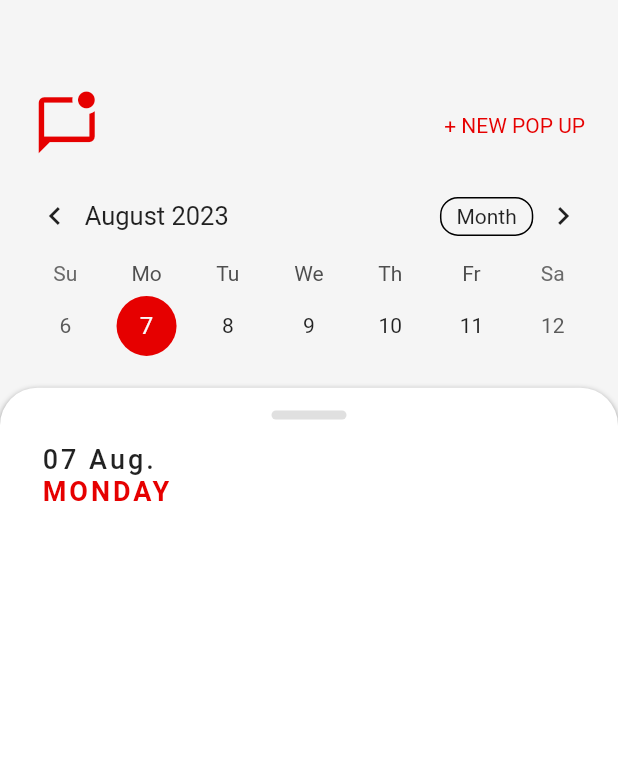
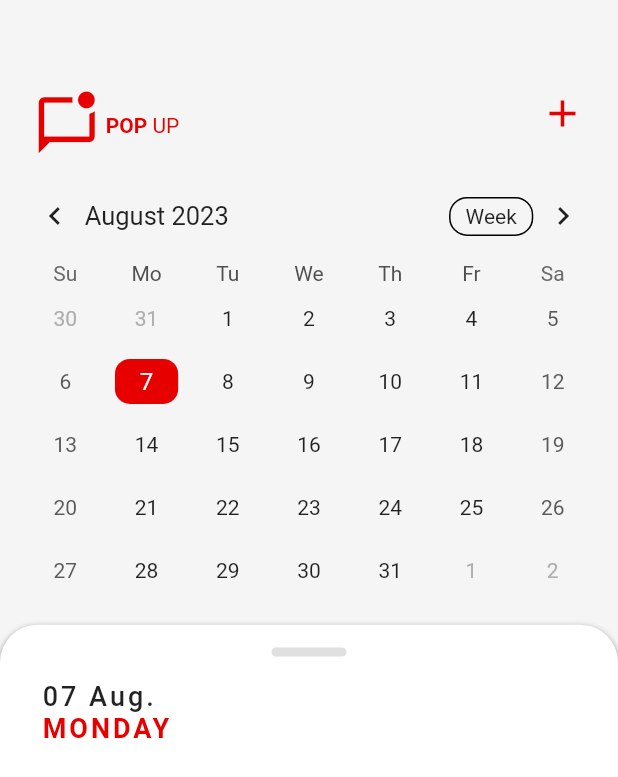
Before and after one commit to AyaSafan/pop_up, a Flutter app: the screen it shows after launch, on a phone screen of 412 x 824 dp. Shown: the top 777 px of the screen. Run offline on Flutter 3.47's test engine with Material 2 defaults, Android fonts, the phone set to English and light mode, and no system bars; drawn by our look-alikes of table_calendar; our stand-ins replace flutter_local_notifications, flutter_timezone, timezone.

Commit message:
change appbar look

```diff
--- a/lib/pages/home.dart
+++ b/lib/pages/home.dart
@@ -20,7 +20,7 @@ class MyHomePage extends StatefulWidget {
 }
 
 class _MyHomePageState extends State<MyHomePage> {
-  CalendarFormat _calendarFormat = CalendarFormat.week;
+  CalendarFormat _calendarFormat = CalendarFormat.month;
   DateTime _focusedDay = DateTime.now();
   DateTime _selectedDay = DateTime.now();
 
@@ -102,8 +102,15 @@ class _MyHomePageState extends State<MyHomePage> {
             padding: EdgeInsets.symmetric(horizontal: getProportionateScreenWidth(20)),
             child:  Row(
               mainAxisAlignment: MainAxisAlignment.spaceBetween,
+              crossAxisAlignment: CrossAxisAlignment.start,
               children: [
-                const Icon(Icons.mark_chat_unread_outlined, color: MyColors.red, size: 45),
+                const Row(
+                  children: [
+                    Icon(Icons.mark_chat_unread_outlined, color: MyColors.red, size: 45),
+                    Text(' POP', style: TextStyle(color: MyColors.red, fontSize: 14, fontWeight: FontWeight.bold),),
+                    Text(' UP', style: TextStyle(color: MyColors.red, fontSize: 14),)
+                  ],
+                ),
                 InkWell(
                     onTap: ()async{
                      await Navigator.pushNamed(context, '/add_notification');
@@ -114,43 +121,12 @@ class _MyHomePageState extends State<MyHomePage> {
                       });
 
                       },
-                    child: const Text('+ NEW POP UP', style: TextStyle(color: MyColors.red, fontSize: 14, ),)
+                    child: Icon(Icons.add, size:  30, color: MyColors.red,)
                 )
               ],
             ),
           ),
           SizedBox(height: getProportionateScreenHeight(10)),
-          /*AppBar(
-            toolbarHeight: 70,
-            title: Row(
-              children: [
-                Padding(
-                  padding: EdgeInsets.symmetric(horizontal: getProportionateScreenWidth(10)),
-                  child: const Icon(Icons.mark_chat_unread_outlined, color: MyColors.red, size: 45),
-                ),
-                Text('+ NEW \nPOP UP', style: TextStyle(color: MyColors.red, fontSize: 14, ),)
-              ],
-            ),
-            /*actions: [
-              IconButton(
-                  onPressed:(){
-                    //showAddBottomSheet(context);
-                    Navigator.pushNamed(context, '/add_notification');
-                  },
-                  icon: const Icon(
-                      Icons.add,
-                      color: MyColors.red,
-                      size: 30
-                  )
-              ),
-              const SizedBox(width: 8,)
-            ],*/
-            elevation: 0.0,
-            backgroundColor: Colors.grey.shade100,
-            iconTheme: const IconThemeData(
-              color: MyColors.black26,
-            ),
-          ),*/
           Container(
             padding: EdgeInsets.symmetric(horizontal: getProportionateScreenWidth(15),
                 vertical: getProportionateScreenHeight(15)),
@@ -178,14 +154,20 @@ class _MyHomePageState extends State<MyHomePage> {
                 },
               ),
               daysOfWeekHeight: 18,
+              rowHeight: 42,
               calendarStyle: CalendarStyle(
-                selectedDecoration: const BoxDecoration(
-                    color: MyColors.red, shape: BoxShape.circle),
+                defaultDecoration : const BoxDecoration(shape: BoxShape.rectangle),
+                selectedDecoration: BoxDecoration(
+                  color: MyColors.red,
+                  shape: BoxShape.rectangle,
+                  borderRadius: BorderRadius.circular(10),
+                ),
                 todayDecoration: BoxDecoration(
-                    color:  MyColors.red.withOpacity(0.5),
-                    shape: BoxShape.circle),
+                  color: MyColors.red.withOpacity(0.5),
+                  shape: BoxShape.rectangle,
+                  borderRadius: BorderRadius.circular(10),
+                ),
               ),
-
               selectedDayPredicate: (day) {
                 return isSameDay(_selectedDay, day);
               },
```
